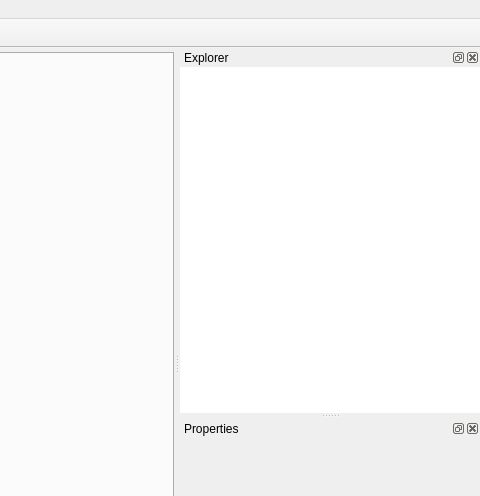
Qt form src/window.ui (ooflet/Mi-Create) before a commit; both pictures show x 569 to 1049 and y 0 to 496 of the 1049 by 700 pixel window.
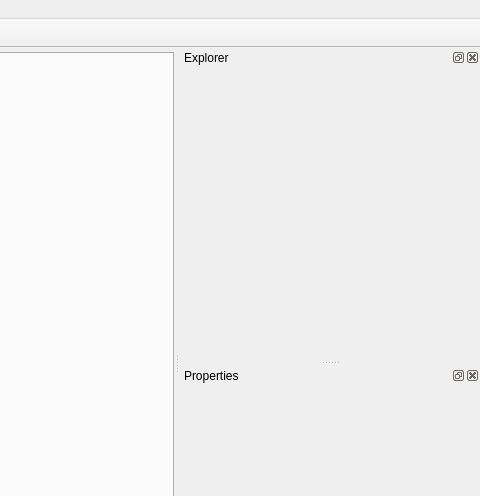
The same form after that commit. Icons and pictures are not drawn.

The edit to the form file:
```diff
--- a/src/window.ui
+++ b/src/window.ui
@@ -216,30 +216,6 @@
      <property name="bottomMargin">
       <number>0</number>
      </property>
-     <item>
-      <widget class="QTreeWidget" name="Explorer">
-       <property name="sizePolicy">
-        <sizepolicy hsizetype="Expanding" vsizetype="Expanding">
-         <horstretch>0</horstretch>
-         <verstretch>0</verstretch>
-        </sizepolicy>
-       </property>
-       <property name="frameShape">
-        <enum>QFrame::NoFrame</enum>
-       </property>
-       <property name="uniformRowHeights">
-        <bool>true</bool>
-       </property>
-       <property name="headerHidden">
-        <bool>true</bool>
-       </property>
-       <column>
-        <property name="text">
-         <string>Project</string>
-        </property>
-       </column>
-      </widget>
-     </item>
     </layout>
    </widget>
   </widget>
```
Left out of the diff: 24 changed lines with no effect on the pictures.
